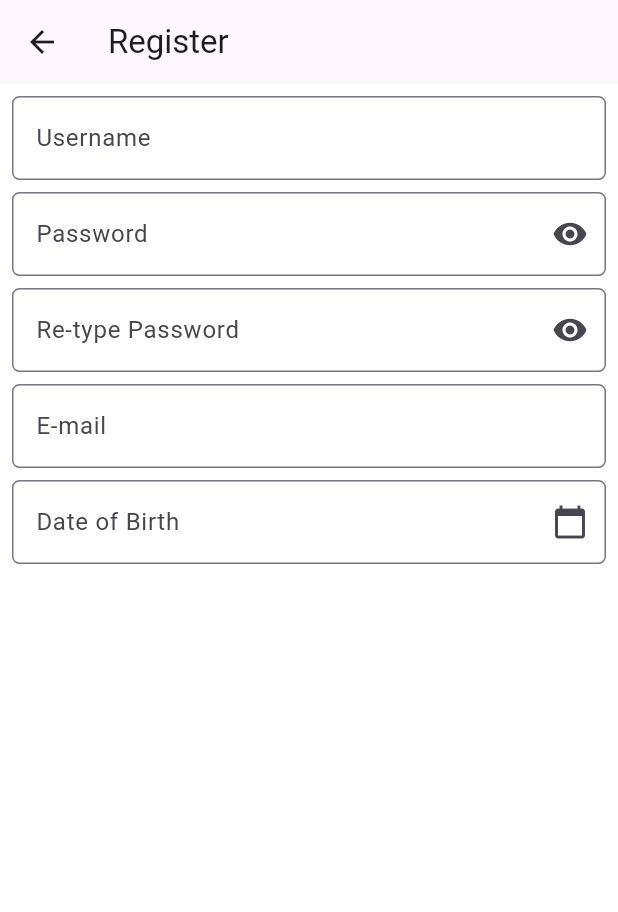
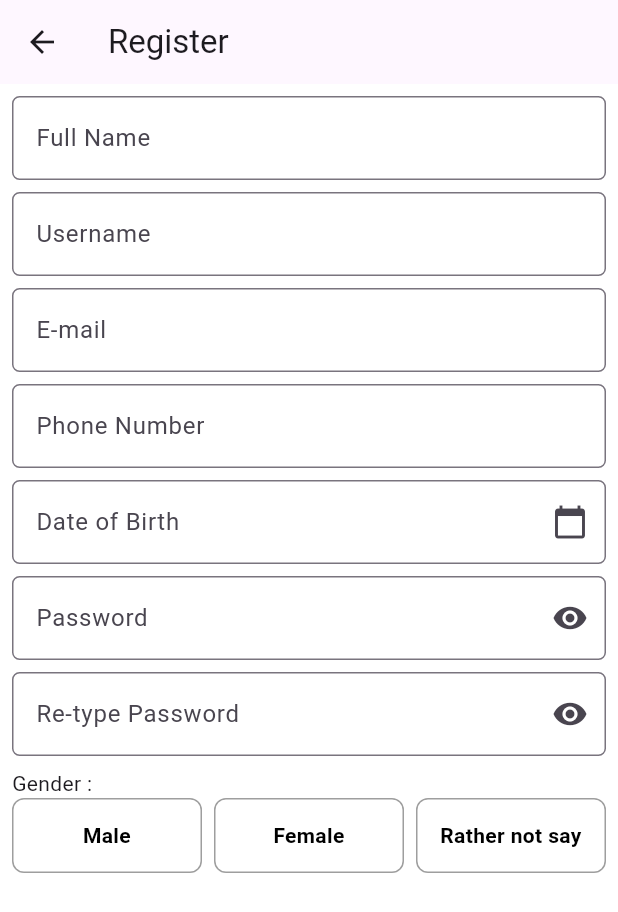
Before and after one commit to NicholasWjy24/SilverStar, a Flutter app: the RegisterScreen screen opened directly, on a phone screen of 412 x 824 dp. Shown: the top 912 px of the screen. Run offline on Flutter 3.47's test engine with Material 3 defaults, Android fonts, the phone set to English and light mode, and no system bars; our stand-ins replace cloud_firestore, firebase_auth, firebase_core; accounts and stored records are empty.

Commit message:
feat: penambahan untuk melakukan pilihan gender

```diff
--- a/lib/view/Register_Screen.dart
+++ b/lib/view/Register_Screen.dart
@@ -1,5 +1,6 @@
 import 'package:flutter/cupertino.dart';
 import 'package:flutter/material.dart';
+import 'package:flutter/services.dart';
 import 'package:silverstar_mobile/background.dart';
 import '../services/auth_service.dart';
 
@@ -14,8 +15,10 @@ final authService = AuthService();
 
 class _RegisterScreenState extends State<RegisterScreen> {
   final TextEditingController usernameController = TextEditingController();
+  final TextEditingController fullnameController = TextEditingController();
   final TextEditingController passwordController = TextEditingController();
-  final TextEditingController confirmPasswordController = TextEditingController();
+  final TextEditingController confirmPasswordController =
+      TextEditingController();
   final TextEditingController emailController = TextEditingController();
   final TextEditingController birthDateController = TextEditingController();
   final TextEditingController genderController = TextEditingController();
@@ -28,9 +31,7 @@ class _RegisterScreenState extends State<RegisterScreen> {
   @override
   Widget build(BuildContext context) {
     return Scaffold(
-      appBar: AppBar(
-        title: Text('Register'),
-      ),
+      appBar: AppBar(title: Text('Register')),
       body: SafeArea(
         child: Padding(
           padding: EdgeInsetsGeometry.all(8),
@@ -38,8 +39,17 @@ class _RegisterScreenState extends State<RegisterScreen> {
             mainAxisAlignment: MainAxisAlignment.start,
             children: [
               TextField(
+                controller: fullnameController,
+                decoration: InputDecoration(
+                  border: OutlineInputBorder(
+                    borderRadius: BorderRadius.circular(5),
+                  ),
+                  labelText: "Full Name",
+                ),
+              ),
+              const SizedBox(height: 8),
+              TextField(
                 controller: usernameController,
-                obscureText: false,
                 decoration: InputDecoration(
                   border: OutlineInputBorder(
                     borderRadius: BorderRadius.circular(5),
@@ -49,53 +59,26 @@ class _RegisterScreenState extends State<RegisterScreen> {
               ),
               const SizedBox(height: 8),
               TextField(
-                controller: passwordController,
-                obscureText: obscureTextPassword,
-                decoration: InputDecoration(
-                  suffixIcon: IconButton(
-                    onPressed: () {
-                      obscureTextPassword = !obscureTextPassword;
-                      setState(() {
-                        obscureTextPassword;
-                      });
-                    },
-                    icon: obscureTextPassword ? Icon(Icons.visibility) : Icon(Icons.visibility_off),
-                  ),
-                  border: OutlineInputBorder(
-                    borderRadius: BorderRadius.circular(5),
-                  ),
-                  labelText: "Password",
-                ),
-              ),
-              const SizedBox(height: 8),
-              TextField(
-                controller: confirmPasswordController,
-                obscureText: obscureTextConfirmPassword,
-                decoration: InputDecoration(
-                  suffixIcon: IconButton(
-                    onPressed: () {
-                      obscureTextConfirmPassword = !obscureTextConfirmPassword;
-                      setState(() {
-                        obscureTextConfirmPassword;
-                      });
-                    },
-                    icon: obscureTextConfirmPassword ? Icon(Icons.visibility) : Icon(Icons.visibility_off),
-                  ),
-                  border: OutlineInputBorder(
-                    borderRadius: BorderRadius.circular(5),
-                  ),
-                  labelText: "Re-type Password",
-                ),
-              ),
-              const SizedBox(height: 8),
-              TextField(
                 controller: emailController,
-                obscureText: false ,
+                obscureText: false,
                 decoration: InputDecoration(
                   border: OutlineInputBorder(
                     borderRadius: BorderRadius.circular(5),
                   ),
                   labelText: "E-mail",
+                ),
+              ),
+              const SizedBox(height: 8),
+              TextField(
+                controller: phoneNumberController,
+                obscureText: false,
+                inputFormatters: [FilteringTextInputFormatter.digitsOnly],
+                keyboardType: TextInputType.number,
+                decoration: InputDecoration(
+                  border: OutlineInputBorder(
+                    borderRadius: BorderRadius.circular(5),
+                  ),
+                  labelText: "Phone Number",
                 ),
               ),
               const SizedBox(height: 8),
@@ -118,9 +101,62 @@ class _RegisterScreenState extends State<RegisterScreen> {
                   );
                   if (pickedDate != null) {
                     birthDateController.text =
-                    "${pickedDate.day}/${pickedDate.month}/${pickedDate.year}";
+                        "${pickedDate.day}/${pickedDate.month}/${pickedDate.year}";
                   }
                 },
+              ),
+              const SizedBox(height: 8),
+              TextField(
+                controller: passwordController,
+                obscureText: obscureTextPassword,
+                decoration: InputDecoration(
+                  suffixIcon: IconButton(
+                    onPressed: () {
+                      obscureTextPassword = !obscureTextPassword;
+                      setState(() {
+                        obscureTextPassword;
+                      });
+                    },
+                    icon: obscureTextPassword
+                        ? Icon(Icons.visibility)
+                        : Icon(Icons.visibility_off),
+                  ),
+                  border: OutlineInputBorder(
+                    borderRadius: BorderRadius.circular(5),
+                  ),
+                  labelText: "Password",
+                ),
+              ),
+              const SizedBox(height: 8),
+              TextField(
+                controller: confirmPasswordController,
+                obscureText: obscureTextConfirmPassword,
+                decoration: InputDecoration(
+                  suffixIcon: IconButton(
+                    onPressed: () {
+                      obscureTextConfirmPassword = !obscureTextConfirmPassword;
+                      setState(() {
+                        obscureTextConfirmPassword;
+                      });
+                    },
+                    icon: obscureTextConfirmPassword
+                        ? Icon(Icons.visibility)
+                        : Icon(Icons.visibility_off),
+                  ),
+                  border: OutlineInputBorder(
+                    borderRadius: BorderRadius.circular(5),
+                  ),
+                  labelText: "Re-type Password",
+                ),
+              ),
+              const SizedBox(height: 8),
+              Column(
+                mainAxisAlignment: MainAxisAlignment.start,
+                crossAxisAlignment: CrossAxisAlignment.start,
+                children: [
+                  Text('Gender : '),
+                  GenderToggle(),
+                ],
               ),
             ],
           ),
@@ -129,3 +165,61 @@ class _RegisterScreenState extends State<RegisterScreen> {
     );
   }
 }
+
+enum Gender { male, female, notSay }
+
+class GenderToggle extends StatefulWidget {
+  const GenderToggle({super.key});
+
+  @override
+  State<GenderToggle> createState() => _GenderToggleState();
+}
+
+class _GenderToggleState extends State<GenderToggle> {
+  Gender? _selectedGender;
+
+  @override
+  Widget build(BuildContext context) {
+    return Row(
+      children: [
+        _genderButton("Male", Gender.male),
+        const SizedBox(width: 8),
+        _genderButton("Female", Gender.female),
+        const SizedBox(width: 8),
+        _genderButton("Rather not say", Gender.notSay),
+      ],
+    );
+  }
+
+  Widget _genderButton(String label, Gender value) {
+    final bool isActive = _selectedGender == value;
+
+    return Expanded(
+      child: GestureDetector(
+        onTap: () {
+          setState(() {
+            _selectedGender = value;
+          });
+        },
+        child: AnimatedContainer(
+          duration: const Duration(milliseconds: 200),
+          padding: const EdgeInsets.symmetric(vertical: 14),
+          alignment: Alignment.center,
+          decoration: BoxDecoration(
+            color: isActive ? Colors.black : Colors.transparent,
+            borderRadius: BorderRadius.circular(8),
+            border: Border.all(color: isActive ? Colors.black : Colors.grey),
+          ),
+          child: Text(
+            label,
+            textAlign: TextAlign.center,
+            style: TextStyle(
+              color: isActive ? Colors.white : Colors.black,
+              fontWeight: FontWeight.w600,
+            ),
+          ),
+        ),
+      ),
+    );
+  }
+}
```
